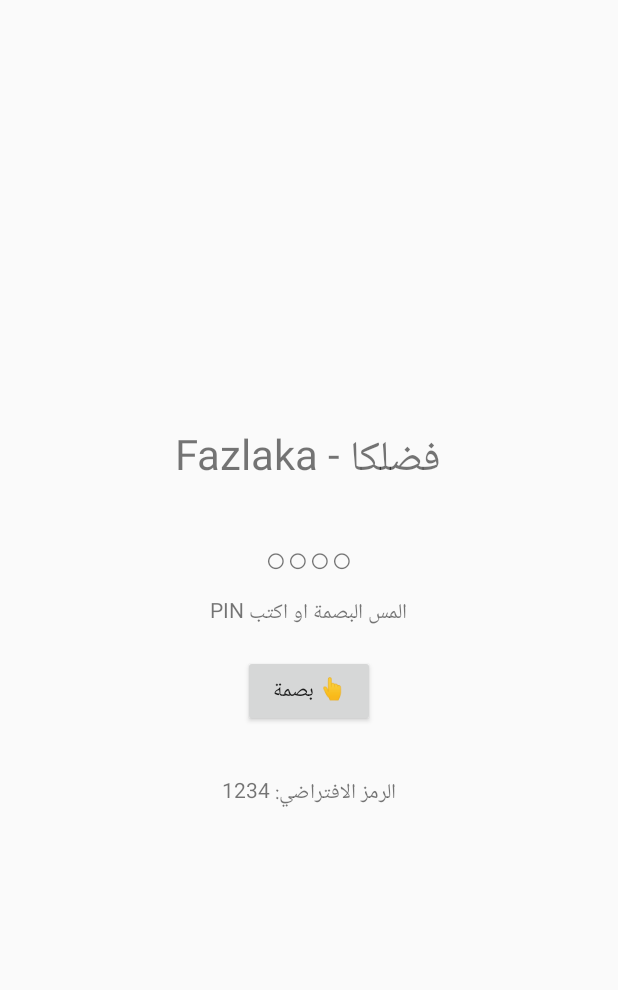
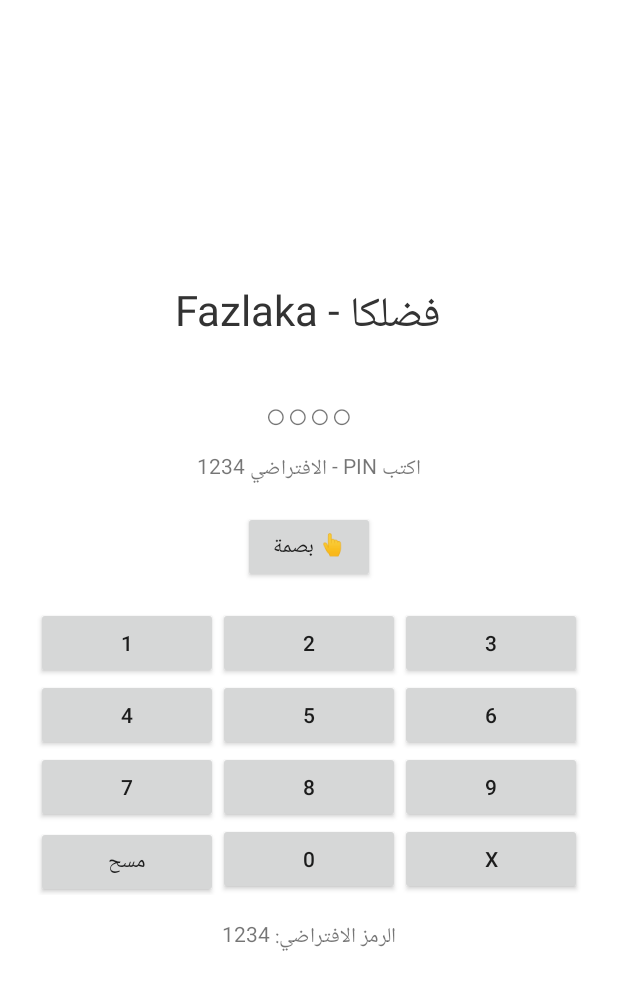
Before and after one commit to cinemainf-rgb/Fazlaka_by_SMS, an Android app: the layout activity_lock.xml on its own in the app's theme, with its tools: preview values and no code run, on a phone screen of 412 x 824 dp. Shown: the top 990 px of the screen. Run offline under Robolectric (Android 15) with nearby library versions, the phone set to English and light mode, and no system bars.

Commit message:
Modify activity_lock layout with new styles and buttons
Updated layout to include background color and text color changes.

```diff
--- a/app/src/main/res/layout/activity_lock.xml
+++ b/app/src/main/res/layout/activity_lock.xml
@@ -1,9 +1,28 @@
 <?xml version="1.0" encoding="utf-8"?>
-<LinearLayout xmlns:android="http://schemas.android.com/apk/res/android" android:layout_width="match_parent" android:layout_height="match_parent" android:orientation="vertical" android:gravity="center" android:padding="24dp">
-    <TextView android:layout_width="wrap_content" android:layout_height="wrap_content" android:text="Fazlaka - فضلكا" android:textSize="28sp" />
+<LinearLayout xmlns:android="http://schemas.android.com/apk/res/android" android:layout_width="match_parent" android:layout_height="match_parent" android:orientation="vertical" android:gravity="center" android:padding="24dp" android:background="#FFFFFF">
+    <TextView android:layout_width="wrap_content" android:layout_height="wrap_content" android:text="Fazlaka - فضلكا" android:textSize="28sp" android:textColor="#333333" />
     <TextView android:id="@+id/dots" android:layout_width="wrap_content" android:layout_height="wrap_content" android:text="○○○○" android:textSize="24sp" android:layout_marginTop="24dp" />
-    <TextView android:id="@+id/msg" android:layout_width="wrap_content" android:layout_height="wrap_content" android:text="المس البصمة او اكتب PIN" android:layout_marginTop="8dp" />
+    <TextView android:id="@+id/msg" android:layout_width="wrap_content" android:layout_height="wrap_content" android:text="اكتب PIN - الافتراضي 1234" android:layout_marginTop="8dp" />
     <Button android:id="@+id/btnFinger" android:layout_width="wrap_content" android:layout_height="wrap_content" android:text="👆 بصمة" android:layout_marginTop="16dp" />
-    <GridLayout android:id="@+id/keys" android:layout_width="match_parent" android:layout_height="wrap_content" android:columnCount="3" android:layout_marginTop="16dp" />
+    <LinearLayout android:layout_width="match_parent" android:layout_height="wrap_content" android:orientation="horizontal" android:layout_marginTop="16dp">
+        <Button android:id="@+id/key1" android:layout_width="0dp" android:layout_height="wrap_content" android:layout_weight="1" android:text="1" />
+        <Button android:id="@+id/key2" android:layout_width="0dp" android:layout_height="wrap_content" android:layout_weight="1" android:text="2" />
+        <Button android:id="@+id/key3" android:layout_width="0dp" android:layout_height="wrap_content" android:layout_weight="1" android:text="3" />
+    </LinearLayout>
+    <LinearLayout android:layout_width="match_parent" android:layout_height="wrap_content" android:orientation="horizontal">
+        <Button android:id="@+id/key4" android:layout_width="0dp" android:layout_height="wrap_content" android:layout_weight="1" android:text="4" />
+        <Button android:id="@+id/key5" android:layout_width="0dp" android:layout_height="wrap_content" android:layout_weight="1" android:text="5" />
+        <Button android:id="@+id/key6" android:layout_width="0dp" android:layout_height="wrap_content" android:layout_weight="1" android:text="6" />
+    </LinearLayout>
+    <LinearLayout android:layout_width="match_parent" android:layout_height="wrap_content" android:orientation="horizontal">
+        <Button android:id="@+id/key7" android:layout_width="0dp" android:layout_height="wrap_content" android:layout_weight="1" android:text="7" />
+        <Button android:id="@+id/key8" android:layout_width="0dp" android:layout_height="wrap_content" android:layout_weight="1" android:text="8" />
+        <Button android:id="@+id/key9" android:layout_width="0dp" android:layout_height="wrap_content" android:layout_weight="1" android:text="9" />
+    </LinearLayout>
+    <LinearLayout android:layout_width="match_parent" android:layout_height="wrap_content" android:orientation="horizontal">
+        <Button android:id="@+id/keyClear" android:layout_width="0dp" android:layout_height="wrap_content" android:layout_weight="1" android:text="مسح" />
+        <Button android:id="@+id/key0" android:layout_width="0dp" android:layout_height="wrap_content" android:layout_weight="1" android:text="0" />
+        <Button android:id="@+id/keyBack" android:layout_width="0dp" android:layout_height="wrap_content" android:layout_weight="1" android:text="X" />
+    </LinearLayout>
     <TextView android:layout_width="wrap_content" android:layout_height="wrap_content" android:text="الرمز الافتراضي: 1234" android:layout_marginTop="16dp" />
 </LinearLayout>
```
